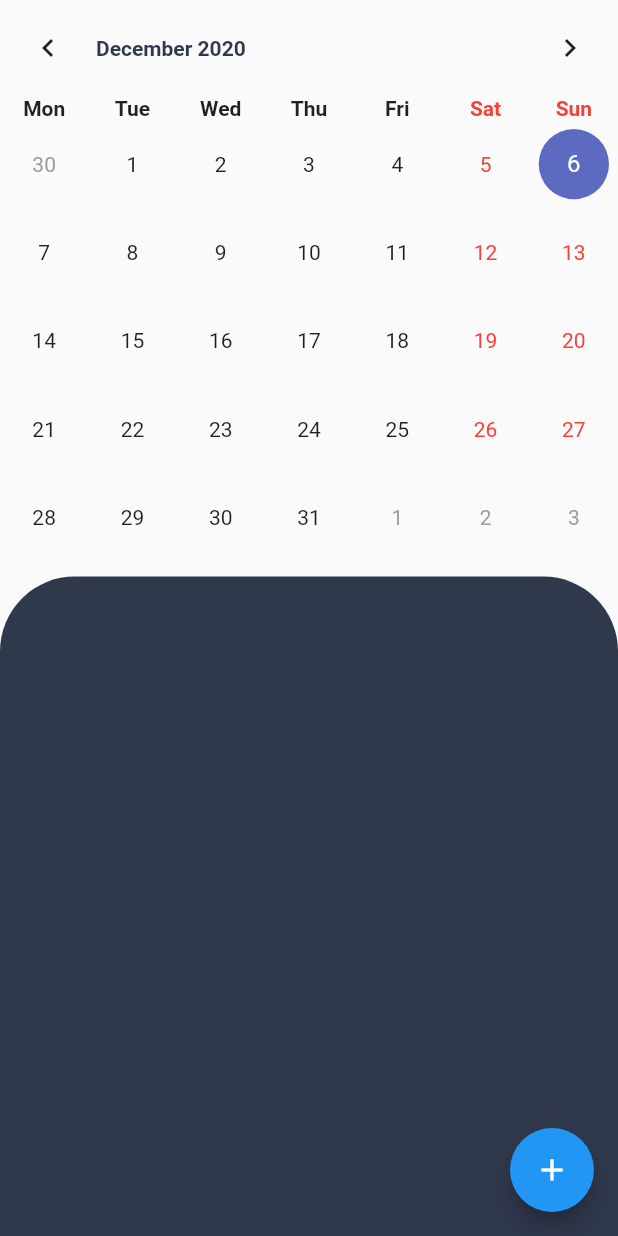
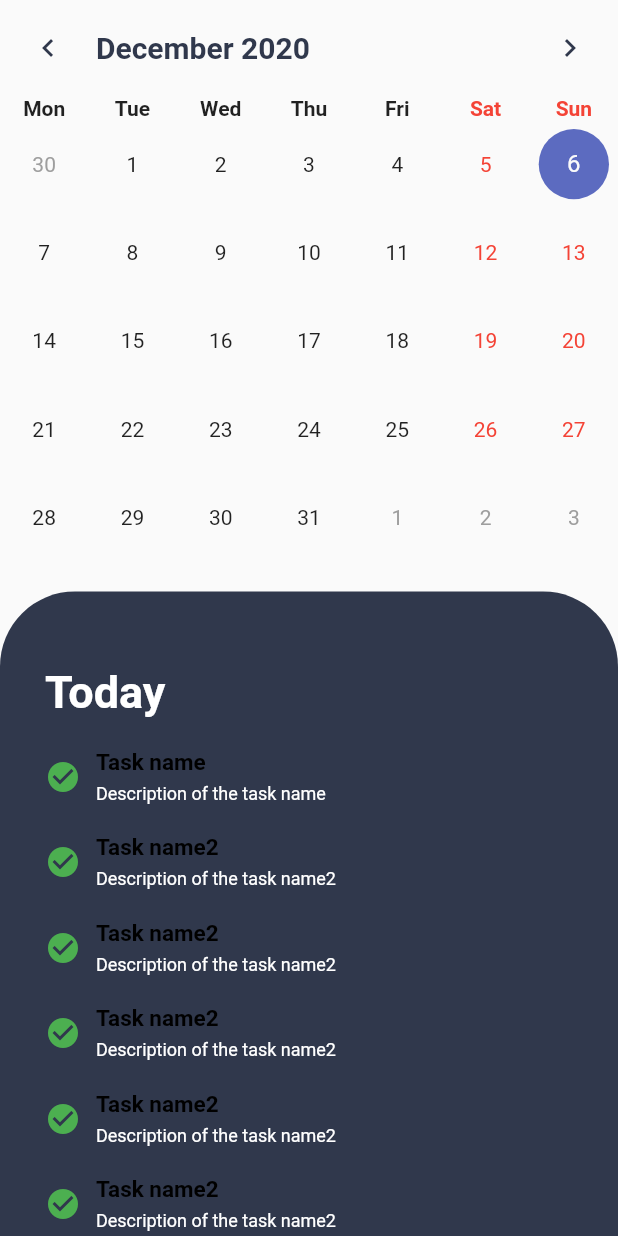
Before and after one commit to GorkaAbad/Secure-Calendar, a Flutter app: the screen it shows after launch, on a phone screen of 412 x 824 dp. Run offline on Flutter 3.47's test engine with Material 2 defaults, Android fonts, the phone set to English and light mode, and no system bars; drawn by our look-alikes of table_calendar; our stand-ins replace local_auth, sqflite; accounts and stored records are empty.

Commit message:
Refactoring and updates

```diff
--- a/lib/main.dart
+++ b/lib/main.dart
@@ -1,19 +1,19 @@
-import 'dart:ffi';
+import 'package:calendar/main.dart';
+import 'package:flutter/animation.dart';
+import 'package:flutter/cupertino.dart';
+import 'package:flutter/gestures.dart';
+import 'package:flutter/widgets.dart';
 
-import 'package:sqflite/sqflite.dart';
-
-import 'database.dart';
 import 'package:flutter/material.dart';
-import 'package:flutter/services.dart';
 import 'package:table_calendar/table_calendar.dart';
 import 'package:local_auth/local_auth.dart';
+import 'Task.dart';
 
 void main() {
   runApp(MyApp());
 }
 
 class MyApp extends StatelessWidget {
-  // This widget is the root of your application.
   @override
   Widget build(BuildContext context) {
     return MaterialApp(
@@ -30,16 +30,87 @@ class MyHomePage extends StatefulWidget {
 
 class _MyHomePageState extends State<MyHomePage> {
   CalendarController _controller;
+  ScrollController _scrollController = ScrollController();
   final color = 0xff30384c;
 
-  double heightCalculation() {
-    return 10.0;
+  List<Widget> listTask = [];
+
+  void getTask() {
+    List<Task> lis = [
+      Task(3, "name", "description", 3, 4, "color"),
+      Task(4, "name2", "description", 3, 4, "color"),
+      Task(4, "name2", "description", 3, 4, "color"),
+      Task(4, "name2", "description", 3, 4, "color"),
+      Task(4, "name2", "description", 3, 4, "color"),
+      Task(4, "name2", "description", 3, 4, "color"),
+      Task(4, "name2", "description", 3, 4, "color"),
+      Task(4, "name3", "description", 3, 4, "color"),
+      Task(4, "name2", "description", 3, 4, "color"),
+      Task(4, "name2", "description", 3, 4, "color"),
+      Task(4, "name2", "description", 3, 4, "color"),
+      Task(4, "name2", "description", 3, 4, "color"),
+      Task(4, "name5", "description", 3, 4, "color"),
+    ];
+
+    List<Widget> lisItem = [];
+
+    lis.forEach((task) {
+      lisItem.add(InkWell(
+        onTap: () {
+          print("aswsa" + task.name);
+        },
+        child: Container(
+          padding: EdgeInsets.only(top: 20),
+          child: Row(
+            children: [
+              Icon(
+                Icons.check_circle,
+                color: Colors.green,
+              ),
+              Padding(
+                padding: EdgeInsets.only(left: 10),
+              ),
+              Column(
+                crossAxisAlignment: CrossAxisAlignment.start,
+                children: [
+                  Text(
+                    "Task " + task.name,
+                    style: TextStyle(
+                        fontSize: 15,
+                        fontWeight: FontWeight.bold,
+                        color: Colors.black),
+                  ),
+                  Padding(
+                    padding: EdgeInsets.only(top: 5),
+                  ),
+                  Text(
+                    "Description of the task " + task.name,
+                    style: TextStyle(
+                        fontSize: 12,
+                        fontWeight: FontWeight.normal,
+                        color: Colors.white),
+                  ),
+                ],
+              )
+            ],
+          ),
+        ),
+      ));
+
+      setState(() {
+        listTask = lisItem;
+      });
+    });
   }
 
   @override
   void initState() {
     super.initState();
+    getTask();
     _controller = CalendarController();
+    _scrollController.addListener(() {
+      getTask();
+    });
   }
 
   @override
@@ -48,31 +119,41 @@ class _MyHomePageState extends State<MyHomePage> {
     _controller.dispose();
   }
 
-  void aa() async{
-    bool canCheckBiometrics = await LocalAuthentication().canCheckBiometrics;
-    print(canCheckBiometrics);
-    List<BiometricType> availableBiometrics =
-    await LocalAuthentication().getAvailableBiometrics();
-    print(availableBiometrics);
-
-  }
+  //https://github.com/flutter/flutter/issues/14842
+  /*
+  child: ListView.builder(
+    padding: EdgeInsets.zero,
+    itemBuilder: (context, index) {
+        return Card(...);
+    },
+),
+OR
+Safe Area
+   */
 
   @override
   Widget build(BuildContext context) {
-    final LocalAuthentication _localAuthentication = LocalAuthentication();
-    print("sddasd");
-    aa();
-    return SafeArea( //Prevents notch issues
+    return SafeArea(
       child: Scaffold(
-        body: SingleChildScrollView(
-          child: Column(
-            children: <Widget>[
+        body: Column(
+          children: [
             TableCalendar(
                 startingDayOfWeek: StartingDayOfWeek.monday,
                 headerStyle: HeaderStyle(
                     formatButtonVisible: false,
                     titleTextStyle: TextStyle(
-                          color: Color(color), fontWeight: FontWeight.bold)),
+                      color: Color(color),
+                      fontWeight: FontWeight.bold,
+                      fontSize: 20,
+                    ),
+                    leftChevronIcon: Icon(
+                      Icons.chevron_left,
+                      color: Color(color),
+                    ),
+                    rightChevronIcon: Icon(
+                      Icons.chevron_right,
+                      color: Color(color),
+                    )),
                 daysOfWeekStyle: DaysOfWeekStyle(
                   //Mon, tue...
                   weekdayStyle: TextStyle(fontWeight: FontWeight.bold),
@@ -83,12 +164,12 @@ class _MyHomePageState extends State<MyHomePage> {
                   weekdayStyle: TextStyle(fontWeight: FontWeight.normal),
                 ),
                 calendarController: _controller),
-              SizedBox(
-                height: heightCalculation(), //Depend on a parameter
-              ), // Let some space after the calendar
-              Container(
+            Padding(
+              padding: EdgeInsets.only(top: 20),
+            ),
+            Expanded(
+              child: Container(
                 padding: EdgeInsets.only(left: 30),
-                  width: MediaQuery.of(context).size.width,
                 height: MediaQuery.of(context).size.height,
                 decoration: BoxDecoration(
                     borderRadius: BorderRadius.only(
@@ -96,17 +177,37 @@ class _MyHomePageState extends State<MyHomePage> {
                         topRight: Radius.circular(50)),
                     color: Color(color)),
                 child: Stack(
-                    children: <Widget>[],
-                  )),
+                  children: [
+                    Container(
+                      padding: EdgeInsets.only(top: 50),
+                      child: Text(
+                        "Today",
+                        style: TextStyle(
+                          fontWeight: FontWeight.bold,
+                          color: Colors.white,
+                          fontSize: 30,
+                        ),
+                      ),
+                    ),
+                    Container(
+                      height: MediaQuery.of(context).size.height,
+                      padding: EdgeInsets.only(top: 85),
+                      child: ListView.builder(
+                        shrinkWrap: true,
+                        controller: _scrollController,
+                        itemCount: listTask.length,
+                        itemBuilder: (context, index) {
+                          return Container(
+                            child: listTask[index],
+                          );
+                        },
+                      ),
+                    ),
                   ],
                 ),
               ),
-        floatingActionButton: FloatingActionButton(
-          child: Icon(Icons.add),
-          backgroundColor: Colors.blue,
-          onPressed: () {
-
-          },
+            )
+          ],
         ),
       ),
     );
```
Lines whose indentation alone changed are shown as unchanged.
